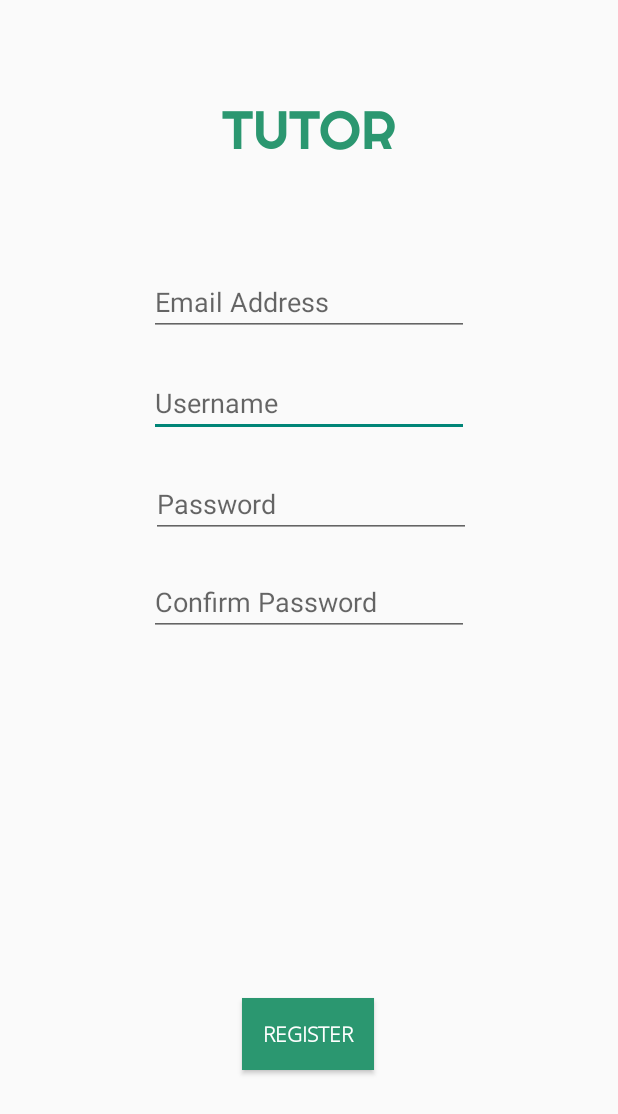
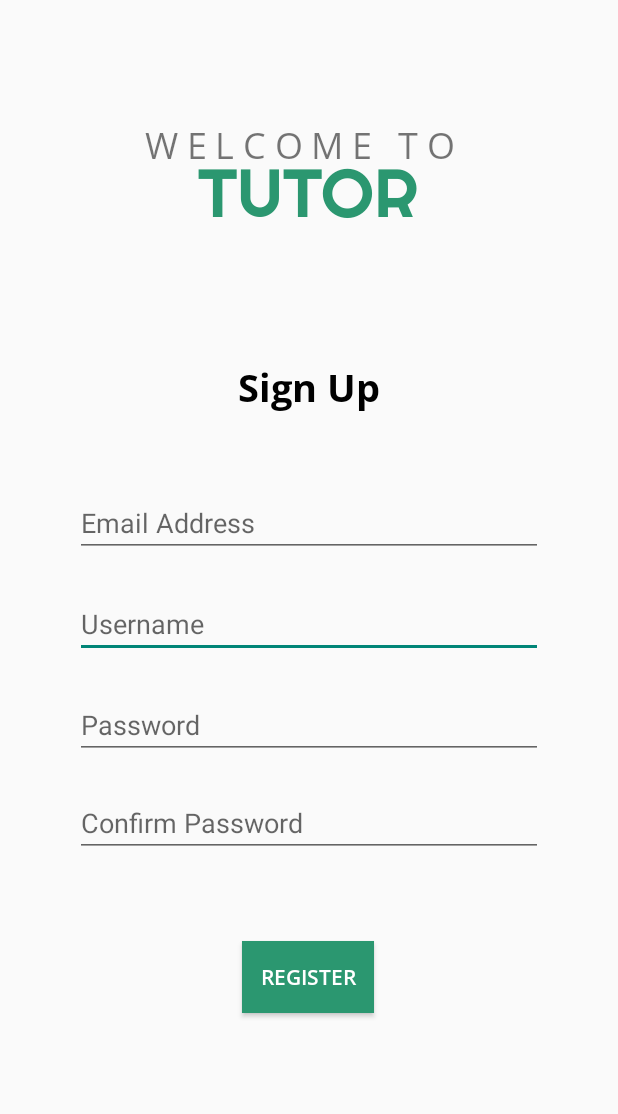
Before and after one commit to yewonjohn/TutorFinder, an Android app: the RegisterActivity screen opened directly, with no data from a screen before it, on a phone screen of 412 x 824 dp. Shown: the top 1114 px of the screen. Run offline under Robolectric (Android 15) with nearby library versions, the phone set to English and light mode, and no system bars; libraries missing offline, so code that uses them is left out: com.parse.

Commit message:
commit 45

```diff
--- a/app/src/main/AndroidManifest.xml
+++ b/app/src/main/AndroidManifest.xml
@@ -16,7 +16,8 @@
         android:supportsRtl="true"
         android:theme="@style/Theme.AppCompat.Light.NoActionBar"
         android:usesCleartextTraffic="true">
-        <activity android:name=".RegisterPage1"></activity>
+        <activity android:name=".RegisterPage2"></activity>
+        <activity android:name=".RegisterPage1" />
         <activity android:name=".TutorProfileReadOnly" />
         <activity android:name=".RegisterActivity" />
         <activity android:name=".LoginActivity" />
--- a/app/src/main/res/layout/activity_register.xml
+++ b/app/src/main/res/layout/activity_register.xml
@@ -9,9 +9,11 @@
 
     <EditText
         android:id="@+id/usernameEditText"
-        android:layout_width="wrap_content"
+        android:layout_width="0dp"
         android:layout_height="wrap_content"
+        android:layout_marginStart="50dp"
         android:layout_marginTop="22dp"
+        android:layout_marginEnd="50dp"
         android:ems="10"
         android:hint="Username"
         android:inputType="textPersonName"
@@ -21,11 +23,11 @@
 
     <EditText
         android:id="@+id/passwordEditText"
-        android:layout_width="wrap_content"
+        android:layout_width="0dp"
         android:layout_height="wrap_content"
-        android:layout_marginStart="100dp"
+        android:layout_marginStart="50dp"
         android:layout_marginTop="22dp"
-        android:layout_marginEnd="98dp"
+        android:layout_marginEnd="50dp"
         android:ems="10"
         android:hint="Password"
         android:inputType="textPassword"
@@ -37,15 +39,13 @@
         android:id="@+id/registerButton"
         android:layout_width="wrap_content"
         android:layout_height="wrap_content"
-        android:layout_marginTop="160dp"
-        android:layout_marginBottom="30dp"
+        android:layout_marginTop="56dp"
         android:background="#2B9770"
-        android:fontFamily="@font/open_sans_light"
+        android:fontFamily="@font/open_sans_semibold"
         android:onClick="register"
         android:text="Register"
         android:textColor="@android:color/white"
         android:textStyle="bold"
-        app:layout_constraintBottom_toBottomOf="parent"
         app:layout_constraintEnd_toEndOf="parent"
         app:layout_constraintHorizontal_bias="0.498"
         app:layout_constraintStart_toStartOf="parent"
@@ -53,38 +53,55 @@
 
     <EditText
         android:id="@+id/emailEditText"
-        android:layout_width="wrap_content"
+        android:layout_width="0dp"
         android:layout_height="wrap_content"
-        android:layout_marginStart="99dp"
-        android:layout_marginTop="70dp"
-        android:layout_marginEnd="99dp"
+        android:layout_marginStart="50dp"
+        android:layout_marginTop="50dp"
+        android:layout_marginEnd="50dp"
         android:layout_marginBottom="22dp"
         android:ems="10"
         android:hint="Email Address"
         android:inputType="textPersonName"
         app:layout_constraintBottom_toTopOf="@+id/usernameEditText"
         app:layout_constraintEnd_toEndOf="parent"
+        app:layout_constraintHorizontal_bias="0.0"
         app:layout_constraintStart_toStartOf="parent"
-        app:layout_constraintTop_toBottomOf="@+id/tutorTextView" />
+        app:layout_constraintTop_toBottomOf="@+id/signUpTextView" />
 
     <TextView
         android:id="@+id/tutorTextView"
         android:layout_width="wrap_content"
         android:layout_height="wrap_content"
-        android:layout_marginTop="63dp"
+        android:layout_marginTop="20dp"
         android:fontFamily="@font/righteous"
         android:text="TUTOR"
         android:textColor="#2B9770"
-        android:textSize="36sp"
+        android:textSize="45sp"
+        app:layout_constraintEnd_toEndOf="parent"
+        app:layout_constraintHorizontal_bias="0.498"
+        app:layout_constraintStart_toStartOf="parent"
+        app:layout_constraintTop_toTopOf="@+id/welcomeTextView" />
+
+    <TextView
+        android:id="@+id/welcomeTextView"
+        android:layout_width="wrap_content"
+        android:layout_height="wrap_content"
+        android:layout_marginTop="80dp"
+        android:fontFamily="@font/open_sans"
+        android:letterSpacing=".24"
+        android:text="WELCOME TO "
+        android:textSize="24sp"
         app:layout_constraintEnd_toEndOf="parent"
         app:layout_constraintStart_toStartOf="parent"
         app:layout_constraintTop_toTopOf="parent" />
 
     <EditText
         android:id="@+id/confirmPasswordEditText"
-        android:layout_width="wrap_content"
+        android:layout_width="0dp"
         android:layout_height="wrap_content"
+        android:layout_marginStart="50dp"
         android:layout_marginTop="20dp"
+        android:layout_marginEnd="50dp"
         android:ems="10"
         android:hint="Confirm Password"
         android:inputType="textPassword"
@@ -92,4 +109,17 @@
         app:layout_constraintStart_toStartOf="parent"
         app:layout_constraintTop_toBottomOf="@+id/passwordEditText" />
 
+    <TextView
+        android:id="@+id/signUpTextView"
+        android:layout_width="wrap_content"
+        android:layout_height="wrap_content"
+        android:layout_marginTop="84dp"
+        android:fontFamily="@font/open_sans_bold"
+        android:text="Sign Up"
+        android:textColor="@android:color/black"
+        android:textSize="25sp"
+        app:layout_constraintEnd_toEndOf="parent"
+        app:layout_constraintStart_toStartOf="parent"
+        app:layout_constraintTop_toBottomOf="@+id/tutorTextView" />
+
 </androidx.constraintlayout.widget.ConstraintLayout>
```
Also changed, not shown: app/src/main/java/com/example/android/tutorfinder/RegisterPage2.kt (added, +12 -0 lines), app/src/main/res/drawable/button_rounded.xml (added, +11 -0 lines), app/src/main/res/layout/activity_register_page1.xml (+115 -0 lines), app/src/main/res/layout/activity_register_page2.xml (added, +9 -0 lines).
